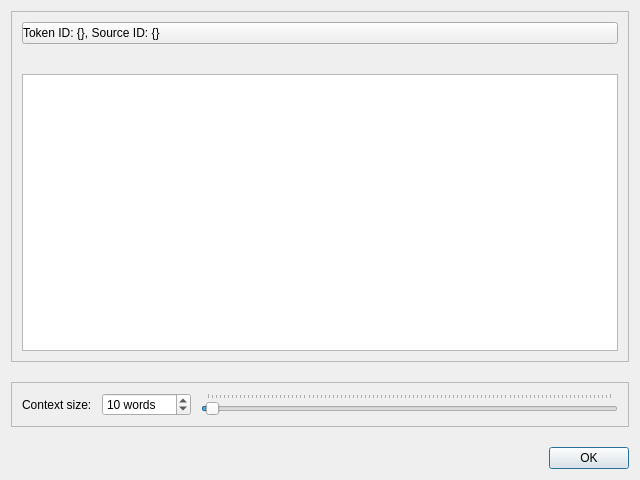
This is coquery/gui/contextview.ui in gkunter/coquery as Qt 5 draws it before an edit. The edited form follows.
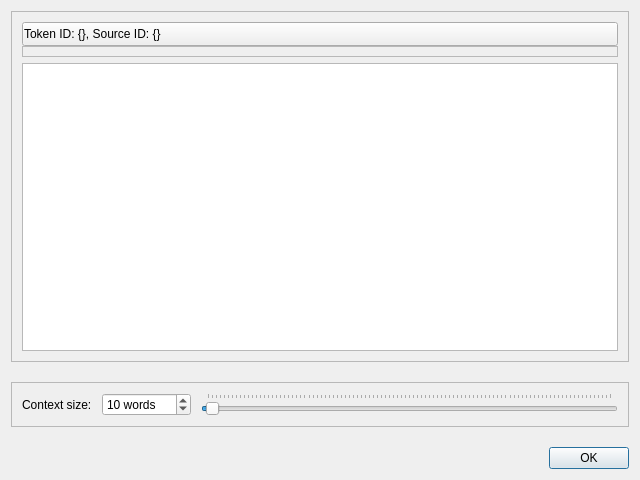
This is the edited form.

The edit to the form file:
```diff
--- a/coquery/gui/contextview.ui
+++ b/coquery/gui/contextview.ui
@@ -30,9 +30,14 @@
        <number>10</number>
       </property>
       <item>
+       <layout class="QVBoxLayout" name="verticalLayout">
+        <property name="spacing">
+         <number>0</number>
+        </property>
+        <item>
        <widget class="QPushButton" name="button_ids">
         <property name="styleSheet">
-         <string notr="true">text-align: left;</string>
+           <string notr="true">text-align: left; padding: 4px; padding-left: 1px;</string>
         </property>
         <property name="text">
          <string>Token ID: {}, Source ID: {}</string>
@@ -43,16 +48,30 @@
        </widget>
       </item>
       <item>
-       <widget class="QWidget" name="widget_details" native="true">
+         <widget class="QFrame" name="frame_details">
+          <property name="frameShape">
+           <enum>QFrame::StyledPanel</enum>
+          </property>
+          <property name="frameShadow">
+           <enum>QFrame::Sunken</enum>
+          </property>
         <layout class="QFormLayout" name="form_information">
          <property name="fieldGrowthPolicy">
           <enum>QFormLayout::ExpandingFieldsGrow</enum>
          </property>
+           <property name="rowWrapPolicy">
+            <enum>QFormLayout::WrapLongRows</enum>
+           </property>
          <property name="horizontalSpacing">
           <number>10</number>
          </property>
-        </layout>
-       </widget>
+           <property name="topMargin">
+            <number>0</number>
+           </property>
+          </layout>
+         </widget>
+        </item>
+       </layout>
       </item>
       <item>
        <widget class="QTextBrowser" name="context_area">
```
Lines whose indentation alone changed are shown as unchanged.
